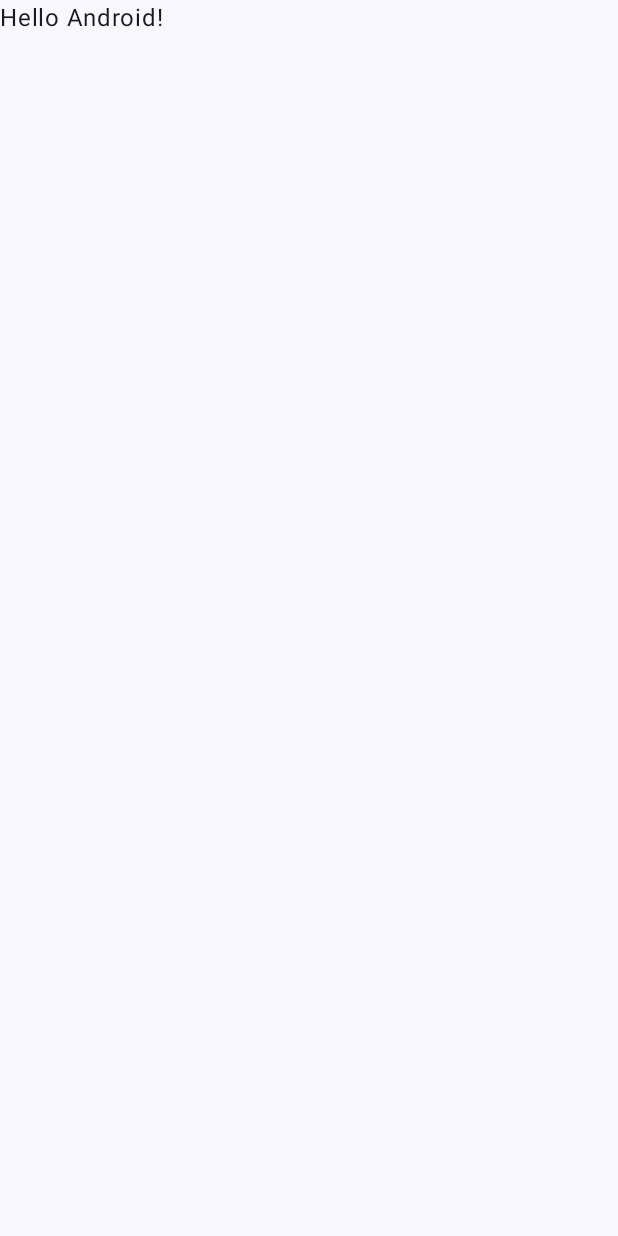
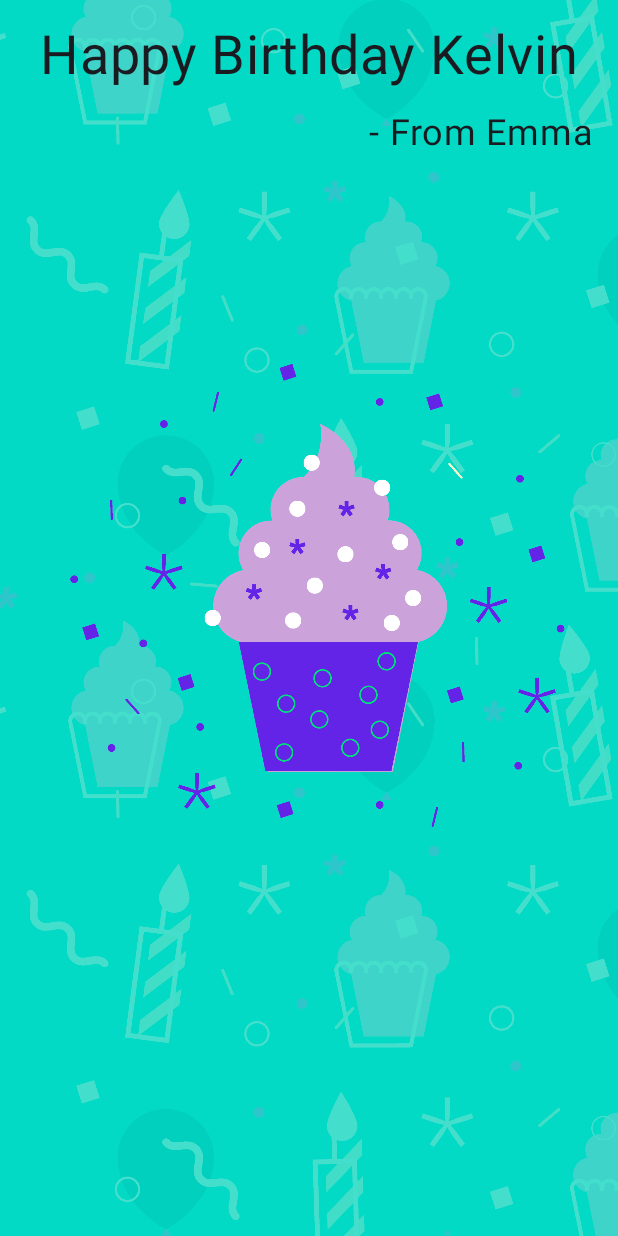
Before and after one commit to kelvs-ricafort/HappyBirthday, an Android app built with Jetpack Compose: the screen it shows after launch (MainActivity), on a phone screen of 412 x 824 dp. Before the commit the screen is almost empty. Run offline under Robolectric (Android 15) with nearby library versions, the phone set to English and light mode, and no system bars.

Commit message:
Add images to android app

```diff
--- a/app/src/main/java/com/newtechieblog/wordpress/happybirthday/MainActivity.kt
+++ b/app/src/main/java/com/newtechieblog/wordpress/happybirthday/MainActivity.kt
@@ -3,13 +3,24 @@ package com.newtechieblog.wordpress.happybirthday
 import android.os.Bundle
 import androidx.activity.ComponentActivity
 import androidx.activity.compose.setContent
+import androidx.compose.foundation.Image
+import androidx.compose.foundation.layout.Arrangement
+import androidx.compose.foundation.layout.Box
+import androidx.compose.foundation.layout.Column
 import androidx.compose.foundation.layout.fillMaxSize
+import androidx.compose.foundation.layout.padding
 import androidx.compose.material3.MaterialTheme
 import androidx.compose.material3.Surface
 import androidx.compose.material3.Text
 import androidx.compose.runtime.Composable
+import androidx.compose.ui.Alignment
 import androidx.compose.ui.Modifier
+import androidx.compose.ui.layout.ContentScale
+import androidx.compose.ui.res.painterResource
+import androidx.compose.ui.res.stringResource
 import androidx.compose.ui.tooling.preview.Preview
+import androidx.compose.ui.unit.dp
+import androidx.compose.ui.unit.sp
 import com.newtechieblog.wordpress.happybirthday.ui.theme.HappyBirthdayTheme
 
 class MainActivity : ComponentActivity() {
@@ -22,7 +33,9 @@ class MainActivity : ComponentActivity() {
                     modifier = Modifier.fillMaxSize(),
                     color = MaterialTheme.colorScheme.background
                 ) {
-                    Greeting("Android")
+                    BirthdayGreetingWithImage(stringResource(R.string.happy_birthday_text), stringResource(
+                                            R.string.signature_text)
+                    )
                 }
             }
         }
@@ -30,17 +43,44 @@ class MainActivity : ComponentActivity() {
 }
 
 @Composable
-fun Greeting(name: String, modifier: Modifier = Modifier) {
-    Text(
-        text = "Hello $name!",
-        modifier = modifier
-    )
+fun BirthdayGreetingWithText(message: String, from: String, modifier: Modifier = Modifier) {
+    Column(modifier = modifier.fillMaxSize(),
+    verticalArrangement = Arrangement.Top,
+    horizontalAlignment = Alignment.CenterHorizontally
+    ) {
+        Text(
+            text = message,
+            fontSize = 36.sp,
+            modifier = Modifier
+                .padding(top = 16.dp)
+        )
+        Text(
+            text = from,
+            fontSize = 24.sp,
+            modifier = Modifier
+                .padding(top = 16.dp, end = 16.dp)
+                .align(alignment = Alignment.End)
+        )
+    }
+}
+
+@Composable
+fun BirthdayGreetingWithImage(message: String, from: String, modifier: Modifier = Modifier) {
+    val image = painterResource(R.drawable.androidparty)
+    Box {
+        Image(
+            painter = image,
+            contentDescription = null,
+            contentScale = ContentScale.Crop
+        )
+        BirthdayGreetingWithText(message = message, from = from)
+    }
 }
 
 @Preview(showBackground = true)
 @Composable
-fun GreetingPreview() {
+fun BirthdayCardPreview() {
     HappyBirthdayTheme {
-        Greeting("Android")
+        BirthdayGreetingWithImage(stringResource(R.string.happy_birthday_text), "- From Emma")
     }
 }
--- a/app/src/main/res/values/strings.xml
+++ b/app/src/main/res/values/strings.xml
@@ -1,3 +1,5 @@
 <resources>
     <string name="app_name">Happy Birthday</string>
+    <string name="happy_birthday_text">Happy Birthday Kelvin</string>
+    <string name="signature_text">- From Emma</string>
 </resources>
```
Also changed, not shown: app/src/main/res/drawable-nodpi/androidparty.png (added).
